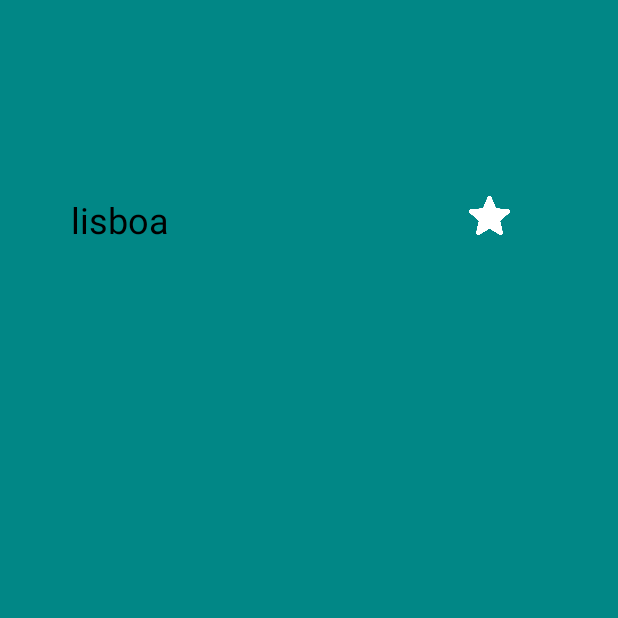
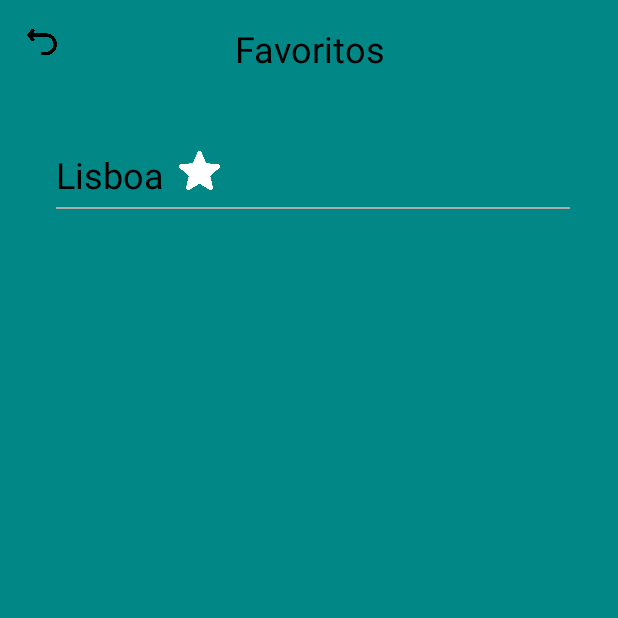
Before and after one commit to Hastahhh/RealWeatherApp, an Android app: the FavouritesActivity screen opened directly, with no data from a screen before it, on a phone screen of 412 x 824 dp, the top half of it. Run offline under Robolectric (Android 15) with nearby library versions, the phone set to English and light mode, and no system bars.

Commit message:
Favorites activity final adjustments, misc

```diff
--- a/app/src/main/AndroidManifest.xml
+++ b/app/src/main/AndroidManifest.xml
@@ -12,7 +12,7 @@
         android:allowBackup="true"
         android:dataExtractionRules="@xml/data_extraction_rules"
         android:fullBackupContent="@xml/backup_rules"
-        android:icon="@mipmap/ic_launcher"
+        android:icon="@drawable/launcher"
         android:label="@string/app_name"
         android:roundIcon="@mipmap/ic_launcher_round"
         android:supportsRtl="true"
--- a/app/src/main/java/pt/ipt/henri/realweatherapp/FavouritesActivity.kt
+++ b/app/src/main/java/pt/ipt/henri/realweatherapp/FavouritesActivity.kt
@@ -2,16 +2,20 @@ package pt.ipt.henri.realweatherapp
 
 import CityAdapter
 import android.content.Context
+import android.content.Intent
+import android.os.Bundle
+import android.widget.ImageView
+import android.widget.TextView
 import androidx.appcompat.app.AppCompatActivity
-import android.os.Bundle
-import androidx.recyclerview.widget.DividerItemDecoration
 import androidx.recyclerview.widget.LinearLayoutManager
 import androidx.recyclerview.widget.RecyclerView
 
-class FavouritesActivity : AppCompatActivity(){
+class FavouritesActivity : AppCompatActivity() {
 
     private lateinit var recyclerView: RecyclerView
     private lateinit var adapter: CityAdapter
+    private lateinit var backButton: ImageView
+    private lateinit var favoritesTitle: TextView
     private val favoriteCities = mutableListOf<String>()
 
     override fun onCreate(savedInstanceState: Bundle?) {
@@ -20,19 +24,32 @@ class FavouritesActivity : AppCompatActivity(){
 
         loadFavorites()
 
-
+        // Inicializa a Recycle view
         recyclerView = findViewById(R.id.listFav)
         recyclerView.layoutManager = LinearLayoutManager(this)
 
+        backButton = findViewById(R.id.backButton)
+        favoritesTitle = findViewById(R.id.favoritesTitle)
 
-        adapter = CityAdapter(this, favoriteCities) { city ->
-            favoriteCities.remove(city)
-            adapter.notifyDataSetChanged()
-        }
+        adapter = CityAdapter(this, favoriteCities,
+            onCityClicked = { city ->
+                returnCityToMainActivity(city)
+            },
+            onCityRemoved = { city ->
+                removeCityFromFavorites(city)
+            }
+        )
 
         recyclerView.adapter = adapter
+
+        //Redireciona para a atividade main
+        backButton.setOnClickListener {
+            val intent = Intent(this, MainActivity::class.java)
+            startActivity(intent)
+        }
     }
 
+    //Carrega as cidades favoritas do arquivo de preferences
     private fun loadFavorites() {
         val sharedPreferences = getSharedPreferences("favorites", Context.MODE_PRIVATE)
         val savedFavorites = sharedPreferences.getStringSet("favoriteCities", setOf()) ?: setOf()
@@ -40,4 +57,25 @@ class FavouritesActivity : AppCompatActivity(){
         favoriteCities.addAll(savedFavorites)
     }
 
+    //Remove a cidade selecionada dos favoritos e atualiza o adapter
+    private fun removeCityFromFavorites(city: String) {
+
+        favoriteCities.remove(city)
+        //Atualiza o adapter
+        adapter.notifyDataSetChanged()
+
+        val sharedPreferences = getSharedPreferences("favorites", Context.MODE_PRIVATE)
+        val favoriteCitiesSet = sharedPreferences.getStringSet("favoriteCities", mutableSetOf())?.toMutableSet() ?: mutableSetOf()
+        favoriteCitiesSet.remove(city)
+        sharedPreferences.edit().putStringSet("favoriteCities", favoriteCitiesSet).apply()
+    }
+
+    //Devolve a cidade selecionada para a atividade main
+    private fun returnCityToMainActivity(city: String) {
+        val resultIntent = Intent().apply {
+            putExtra("selectedCity", city)
+        }
+        setResult(RESULT_OK, resultIntent)
+        finish()
+    }
 }
--- a/app/src/main/java/pt/ipt/henri/realweatherapp/ListAdapterFavourites.kt
+++ b/app/src/main/java/pt/ipt/henri/realweatherapp/ListAdapterFavourites.kt
@@ -10,8 +10,10 @@ import pt.ipt.henri.realweatherapp.R
 import java.util.Locale
 
 class CityAdapter(
+
     private val context: Context,
     private var cityList: MutableList<String>,
+    private val onCityClicked: (String) -> Unit,
     private val onCityRemoved: (String) -> Unit
 ) : RecyclerView.Adapter<CityAdapter.CityViewHolder>() {
 
@@ -22,11 +24,15 @@ class CityAdapter(
 
     override fun onBindViewHolder(holder: CityViewHolder, position: Int) {
         val cityName = cityList[position]
-        holder.cityName.text = cityName
+        holder.cityName.text = cityName.substring(0,1).uppercase().plus(cityName.substring(1))
 
+        //remove dos favoritos
         holder.btnStar.setOnClickListener {
-            removeCityFromFavorites(cityName)
             onCityRemoved(cityName)
+        }
+        //carrega a cidade favorita para a main
+        holder.itemView.setOnClickListener {
+            onCityClicked(cityName)
         }
     }
 
@@ -37,14 +43,4 @@ class CityAdapter(
         val btnStar: ImageView = itemView.findViewById(R.id.btnStar)
     }
 
-    private fun removeCityFromFavorites(city: String) {
-
-        cityList.remove(city)
-        notifyDataSetChanged()
-
-        val sharedPreferences: SharedPreferences = context.getSharedPreferences("favorites", Context.MODE_PRIVATE)
-        val favoriteCities = sharedPreferences.getStringSet("favoriteCities", mutableSetOf()) ?: mutableSetOf()
-        favoriteCities.remove(city.lowercase(Locale.getDefault()))
-        sharedPreferences.edit().putStringSet("favoriteCities", favoriteCities).apply()
-    }
 }
--- a/app/src/main/res/layout/activity_favourites.xml
+++ b/app/src/main/res/layout/activity_favourites.xml
@@ -7,13 +7,36 @@
     tools:context=".FavouritesActivity"
     android:background="@color/teal_700">
 
+    <ImageView
+        android:id="@+id/backButton"
+        android:layout_width="24dp"
+        android:layout_height="24dp"
+        android:src="@drawable/returnn"
+        app:layout_constraintTop_toTopOf="parent"
+        app:layout_constraintStart_toStartOf="parent"
+        android:layout_marginStart="16dp"
+        android:layout_marginTop="16dp"
+        android:contentDescription="Back Button" />
+
+    <TextView
+        android:id="@+id/favoritesTitle"
+        android:layout_width="wrap_content"
+        android:layout_height="wrap_content"
+        android:text="Favoritos"
+        android:textSize="24sp"
+        android:textColor="@android:color/black"
+        app:layout_constraintTop_toTopOf="parent"
+        app:layout_constraintStart_toStartOf="parent"
+        app:layout_constraintEnd_toEndOf="parent"
+        android:layout_marginTop="16dp"
+        android:textAlignment="center"/>
+
     <androidx.recyclerview.widget.RecyclerView
         android:id="@+id/listFav"
         android:layout_width="match_parent"
         android:layout_height="match_parent"
         app:layout_constraintStart_toStartOf="parent"
         app:layout_constraintEnd_toEndOf="parent"
-        app:layout_constraintBottom_toBottomOf="parent"
         android:layout_marginTop="100dp"
         android:layout_marginStart="17dp"
         android:layout_marginEnd="2dp"
--- a/app/src/main/res/layout/recyclerview_favourites.xml
+++ b/app/src/main/res/layout/recyclerview_favourites.xml
@@ -15,8 +15,7 @@
         android:layout_weight="1"
         android:textSize="24sp"
         android:text="Lisboa"
-        android:layout_marginStart="30dp"
-        android:layout_marginTop="30dp"
+        android:layout_marginStart="20dp"
         android:layout_marginBottom="30dp"
         android:textColor="@android:color/black"
         app:layout_constraintLeft_toLeftOf="parent"
@@ -29,21 +28,18 @@
         android:src="@drawable/starfull"
         app:layout_constraintLeft_toRightOf="@id/cityName"
         app:layout_constraintTop_toTopOf="@id/cityName"
-        android:layout_marginStart="200dp"
+        android:layout_marginStart="10dp"
         app:tint="@color/white" />
-
-    <TextView
-
-        android:layout_width="0dp"
-        android:layout_height="wrap_content"
-        android:layout_weight="1"
-        android:textSize="24sp"
-
-        android:layout_marginStart="30dp"
-        android:layout_marginTop="30dp"
-        android:layout_marginBottom="30dp"
-        android:textColor="@android:color/black"
-        app:layout_constraintLeft_toLeftOf="parent"
-        app:layout_constraintTop_toTopOf="parent" />
+    <View
+        android:id="@+id/divider"
+        android:layout_width="match_parent"
+        android:layout_height="1dp"
+        android:background="@android:color/darker_gray"
+        app:layout_constraintTop_toBottomOf="@id/cityName"
+        app:layout_constraintBottom_toBottomOf="parent"
+        android:layout_marginTop="5dp"
+        android:layout_marginStart="20dp"
+        android:layout_marginEnd="30dp"
+        android:visibility="visible" />
 
 </androidx.constraintlayout.widget.ConstraintLayout>
```
Also changed, not shown: app/src/main/java/pt/ipt/henri/realweatherapp/MainActivity.kt (+46 -19 lines), app/src/main/res/drawable/returnn.png (added).
